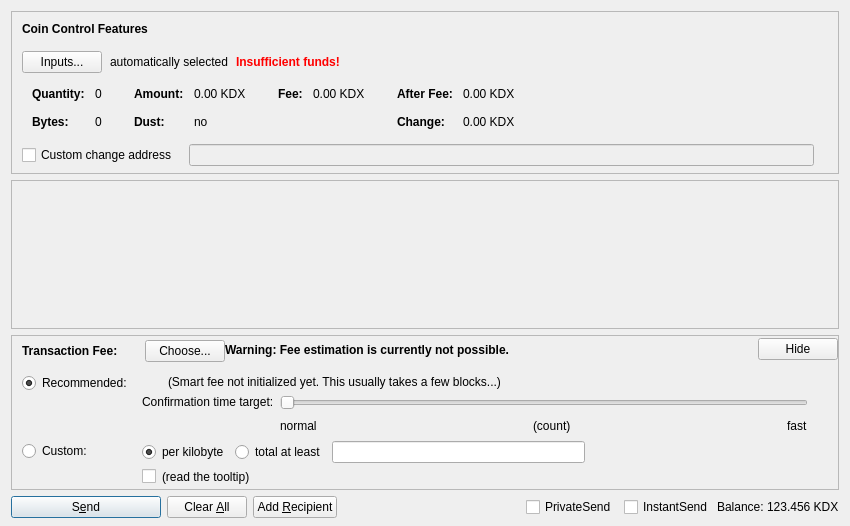
First picture: the form in src/qt/forms/sendcoinsdialog.ui, repository cadexproject/cadex, before the edit.
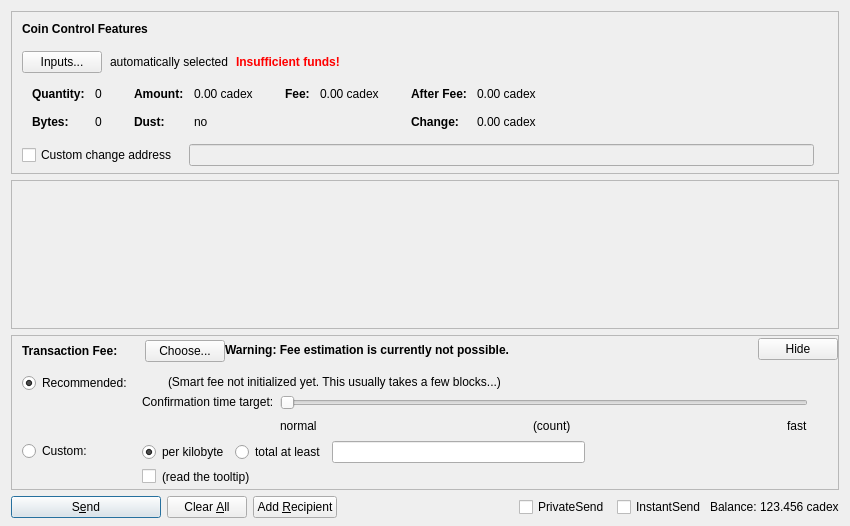
Second picture: the form after the edit. Custom widgets are drawn as their Qt base class.

Commit message: rebase to cadex-1.0.0

The edit to the form file:
```diff
--- a/src/qt/forms/sendcoinsdialog.ui
+++ b/src/qt/forms/sendcoinsdialog.ui
@@ -324,7 +324,7 @@
                   <enum>Qt::ActionsContextMenu</enum>
                  </property>
                  <property name="text">
-                  <string notr="true">0.00 KDX</string>
+                  <string notr="true">0.00 cadex</string>
                  </property>
                  <property name="textInteractionFlags">
                   <set>Qt::LinksAccessibleByMouse|Qt::TextSelectableByKeyboard|Qt::TextSelectableByMouse</set>
@@ -404,7 +404,7 @@
                   <enum>Qt::ActionsContextMenu</enum>
                  </property>
                  <property name="text">
-                  <string notr="true">0.00 KDX</string>
+                  <string notr="true">0.00 cadex</string>
                  </property>
                  <property name="textInteractionFlags">
                   <set>Qt::LinksAccessibleByMouse|Qt::TextSelectableByKeyboard|Qt::TextSelectableByMouse</set>
@@ -455,7 +455,7 @@
                   <enum>Qt::ActionsContextMenu</enum>
                  </property>
                  <property name="text">
-                  <string notr="true">0.00 KDX</string>
+                  <string notr="true">0.00 cadex</string>
                  </property>
                  <property name="textInteractionFlags">
                   <set>Qt::LinksAccessibleByMouse|Qt::TextSelectableByKeyboard|Qt::TextSelectableByMouse</set>
@@ -484,7 +484,7 @@
                   <enum>Qt::ActionsContextMenu</enum>
                  </property>
                  <property name="text">
-                  <string notr="true">0.00 KDX</string>
+                  <string notr="true">0.00 cadex</string>
                  </property>
                  <property name="textInteractionFlags">
                   <set>Qt::LinksAccessibleByMouse|Qt::TextSelectableByKeyboard|Qt::TextSelectableByMouse</set>
@@ -1326,7 +1326,7 @@
           <cursorShape>IBeamCursor</cursorShape>
          </property>
          <property name="text">
-          <string notr="true">123.456 KDX</string>
+          <string notr="true">123.456 cadex</string>
          </property>
          <property name="textInteractionFlags">
           <set>Qt::LinksAccessibleByMouse|Qt::TextSelectableByKeyboard|Qt::TextSelectableByMouse</set>
```
The commit also changes 747 other files.
